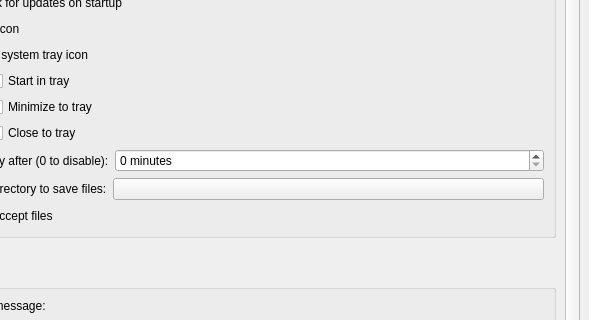
The window that src/widget/form/settings/generalsettings.ui (qTox/qTox) describes before a commit, drawn with Qt 5; both pictures show x 82 to 671 and y 109 to 429 of the 671 by 1098 pixel window.
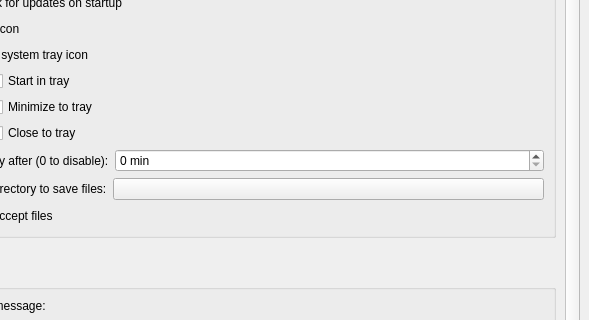
The same window after the commit. Custom widgets are drawn as their Qt base class.

Commit message: Change 'minutes' to 'min' and remove translation

Diff of the .ui file:
```diff
--- a/src/widget/form/settings/generalsettings.ui
+++ b/src/widget/form/settings/generalsettings.ui
@@ -228,7 +228,7 @@
                <string>Set to 0 to disable</string>
               </property>
               <property name="suffix">
-               <string> minutes</string>
+               <string notr="true"> min</string>
               </property>
               <property name="minimum">
                <number>0</number>
```
